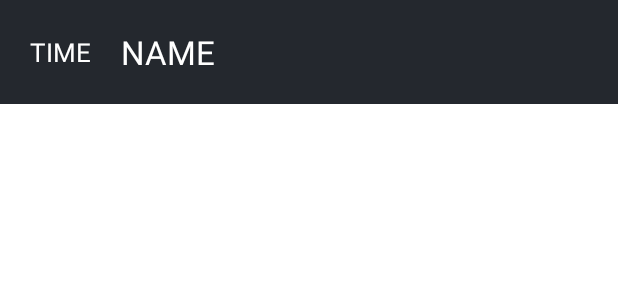
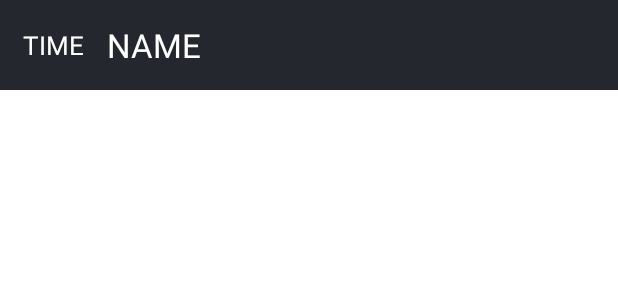
Before and after one commit to NickNterm/ToDoList, an Android app: the layout main_recycle_view_item.xml on its own in the app's theme, with its tools: preview values and no code run, on a phone screen of 412 x 824 dp. Shown: the top 300 px of the screen. Run offline under Robolectric (Android 15) with nearby library versions, the light colour scheme and no system bars.

Commit message:
fixing bugs

```diff
--- a/ToDoList/app/build.gradle
+++ b/ToDoList/app/build.gradle
@@ -41,8 +41,10 @@ dependencies {
     implementation 'com.google.android.material:material:1.3.0'
     implementation 'androidx.constraintlayout:constraintlayout:2.0.4'
     implementation 'androidx.legacy:legacy-support-v4:1.0.0'
+
     debugImplementation 'im.dino:dbinspector:3.4.1@arr'
     testImplementation 'junit:junit:4.+'
+    implementation 'com.github.dhaval2404:colorpicker:2.0'
     androidTestImplementation 'androidx.test.ext:junit:1.1.2'
     androidTestImplementation 'androidx.test.espresso:espresso-core:3.3.0'
 }
--- /dev/null
+++ b/ToDoList/app/src/main/res/drawable/recycle_view_item_button.xml
@@ -0,0 +1,10 @@
+<?xml version="1.0" encoding="utf-8"?>
+<ripple xmlns:android="http://schemas.android.com/apk/res/android"
+    android:color="@color/white">
+    <item>
+        <shape android:shape="rectangle">
+            <corners android:radius="5dp" />
+            <solid android:color="#50ffffff" />
+        </shape>
+    </item>
+</ripple>
--- a/ToDoList/app/src/main/res/layout/main_recycle_view_item.xml
+++ b/ToDoList/app/src/main/res/layout/main_recycle_view_item.xml
@@ -3,24 +3,48 @@
     android:id="@+id/mainLL"
     xmlns:android="http://schemas.android.com/apk/res/android" android:layout_width="match_parent"
     android:layout_height="wrap_content"
-    android:orientation="horizontal"
+    android:orientation="vertical"
     android:background="@color/PrimaryBackgroundDark">
-    <TextView
-        android:id="@+id/TimeItemText"
+    <LinearLayout
         android:layout_width="wrap_content"
         android:layout_height="wrap_content"
-        android:layout_gravity="center"
-        android:textColor="@color/white"
-        android:layout_margin="20dp"
-        android:textSize="17dp"
-        android:text="TIME"/>
+        android:orientation="horizontal">
+
+        <TextView
+            android:id="@+id/TimeItemText"
+            android:layout_width="wrap_content"
+            android:layout_height="wrap_content"
+            android:layout_marginHorizontal="15dp"
+            android:layout_gravity="center"
+            android:layout_marginVertical="15dp"
+            android:text="TIME"
+            android:textColor="@color/white"
+            android:textSize="17dp" />
     <TextView
         android:id="@+id/NameItemText"
         android:layout_width="wrap_content"
-        android:layout_marginVertical="20dp"
+        android:layout_marginVertical="15dp"
         android:layout_height="wrap_content"
         android:textColor="@color/white"
         android:textSize="22dp"
         android:text="NAME"/>
-
+    </LinearLayout>
+    <LinearLayout
+        android:id="@+id/buttonLL"
+        android:animateLayoutChanges="true"
+        android:visibility="gone"
+        android:layout_width="match_parent"
+        android:layout_height="wrap_content">
+        <TextView
+            android:id="@+id/EditItemButton"
+            android:layout_marginBottom="10dp"
+            android:layout_width="wrap_content"
+            android:layout_height="wrap_content"
+            android:paddingVertical="5dp"
+            android:textColor="@color/white"
+            android:layout_marginStart="30dp"
+            android:paddingHorizontal="15dp"
+            android:background="@drawable/recycle_view_item_button"
+            android:text="Edit"/>
+    </LinearLayout>
 </LinearLayout>
```
Also changed, not shown: ToDoList/app/src/main/java/com/nicknterm/todolist/AddTasksInRecycleView.kt (+34 -7 lines), ToDoList/app/src/main/java/com/nicknterm/todolist/ColorPicker.kt (+16 -2 lines), ToDoList/app/src/main/java/com/nicknterm/todolist/MainActivity.kt (+9 -8 lines), ToDoList/app/src/main/java/com/nicknterm/todolist/MainListRecycleViewAdapter.kt (+43 -8 lines), ToDoList/app/src/main/res/layout/activity_add_tasks_in_recycle_view.xml (+45 -2 lines).
